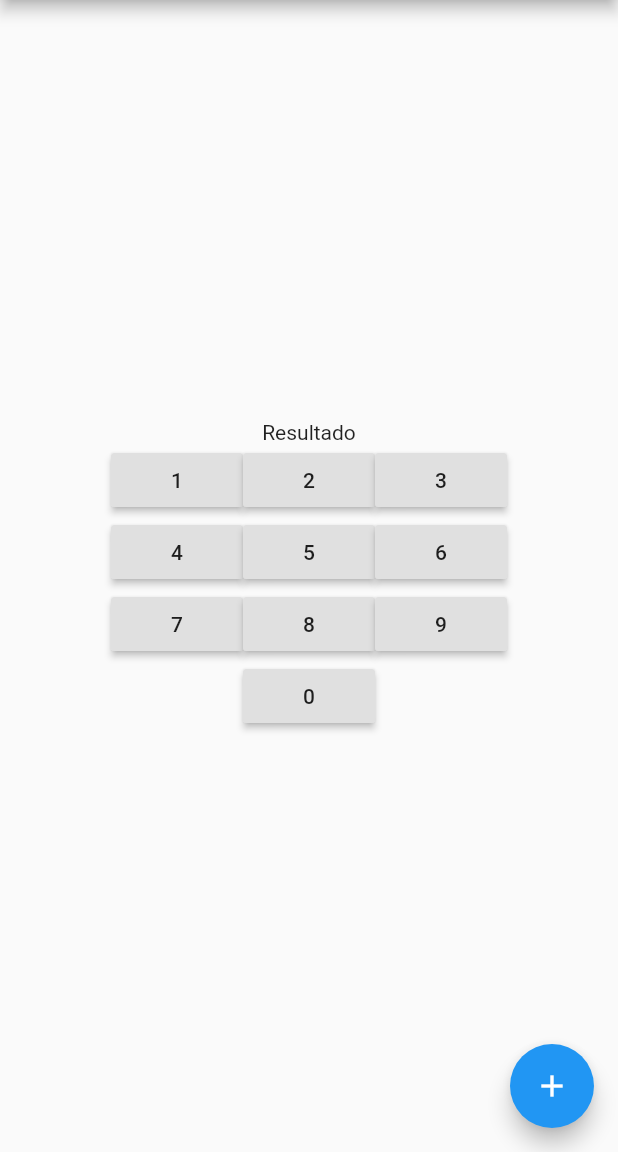
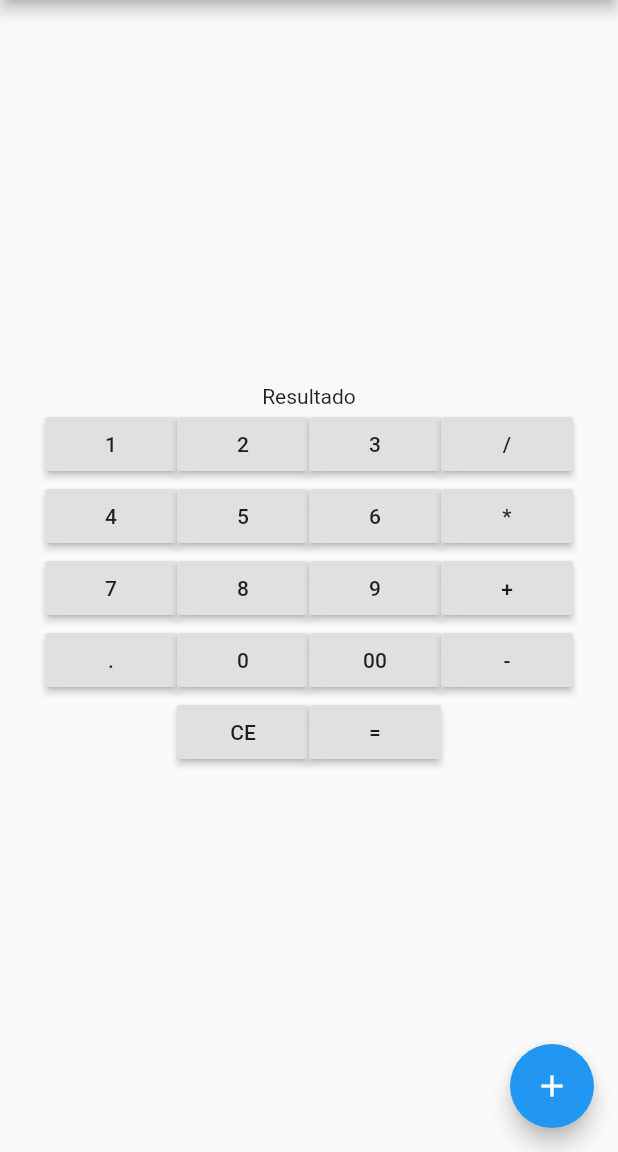
Before and after one commit to acuevas920516/flutter_calc, a Flutter app: the screen it shows after launch, on a phone screen of 412 x 824 dp, the part 84-1236 px from its top. Run offline on Flutter 3.47's test engine with Material 2 defaults, Android fonts, the phone set to English and light mode, and no system bars.

Commit message:
Add more buttons

```diff
--- a/lib/main.dart
+++ b/lib/main.dart
@@ -115,6 +115,12 @@ class _MyHomePageState extends State<MyHomePage> {
                         "3"
                     )
                 ),
+                RaisedButton(
+                    onPressed: _incrementCounter,
+                    child: Text(
+                        "/"
+                    )
+                ),
               ]
             ),
             Row(
@@ -136,6 +142,12 @@ class _MyHomePageState extends State<MyHomePage> {
                     onPressed: _incrementCounter,
                     child: Text(
                         "6"
+                    )
+                ),
+                RaisedButton(
+                    onPressed: _incrementCounter,
+                    child: Text(
+                        "*"
                     )
                 ),
               ]
@@ -161,13 +173,59 @@ class _MyHomePageState extends State<MyHomePage> {
                         "9"
                     )
                 ),
+                RaisedButton(
+                    onPressed: _incrementCounter,
+                    child: Text(
+                        "+"
+                    )
+                ),
               ]
             ),
-            RaisedButton(
-              onPressed: _incrementCounter,
-              child: Text(
-                "0"
-              ),
+            Row(
+                mainAxisAlignment: MainAxisAlignment.center,
+                children:<Widget>[
+                  RaisedButton(
+                    onPressed: _incrementCounter,
+                    child: Text(
+                        "."
+                    ),
+                  ),
+                  RaisedButton(
+                    onPressed: _incrementCounter,
+                    child: Text(
+                        "0"
+                    ),
+                  ),
+                  RaisedButton(
+                    onPressed: _incrementCounter,
+                    child: Text(
+                        "00"
+                    ),
+                  ),
+                  RaisedButton(
+                    onPressed: _incrementCounter,
+                    child: Text(
+                        "-"
+                    ),
+                  ),
+                ]
+            ),
+            Row(
+              mainAxisAlignment: MainAxisAlignment.center,
+              children: <Widget>[
+                RaisedButton(
+                  onPressed: _incrementCounter,
+                  child: Text(
+                      "CE"
+                  ),
+                ),
+                RaisedButton(
+                  onPressed: _incrementCounter,
+                  child: Text(
+                      "="
+                  ),
+                ),
+              ]
             )
           ],
         ),
```
